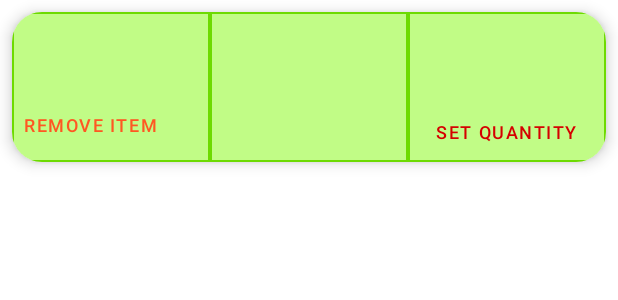
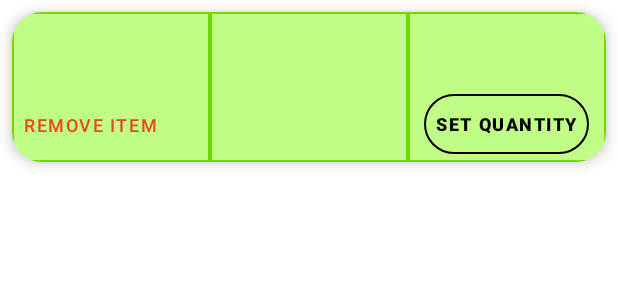
Before and after one commit to roeeavir/BHBH_BeHealthyBeHappy, an Android app: the layout list_user_item.xml on its own in the app's theme, with its tools: preview values and no code run, on a phone screen of 412 x 824 dp. Shown: the top 300 px of the screen. Run offline under Robolectric (Android 15) with nearby library versions, the phone set to English and light mode, and no system bars.

Commit message:
Added heart shaped rating bars. Added water glass button.

```diff
--- /dev/null
+++ b/app/src/main/res/drawable/black_heart_full.xml
@@ -0,0 +1,22 @@
+<?xml version="1.0" encoding="utf-8"?>
+
+<!-- This is the rating bar drawable that is used to
+show a unfilled cookie. -->
+<selector
+    xmlns:android="http://schemas.android.com/apk/res/android">
+
+    <item android:state_pressed="true"
+        android:state_window_focused="true"
+        android:drawable="@drawable/black_heart_s" />
+
+    <item android:state_focused="true"
+        android:state_window_focused="true"
+        android:drawable="@drawable/black_heart_s" />
+
+    <item android:state_selected="true"
+        android:state_window_focused="true"
+        android:drawable="@drawable/black_heart_s" />
+
+    <item android:drawable="@drawable/black_heart_s" />
+
+</selector>
--- /dev/null
+++ b/app/src/main/res/drawable/black_hearts_rating_bar.xml
@@ -0,0 +1,7 @@
+<?xml version="1.0" encoding="utf-8"?>
+<layer-list xmlns:android="http://schemas.android.com/apk/res/android">
+    <item android:id="@android:id/secondaryProgress"
+        android:drawable="@drawable/heart_empty" />
+    <item android:id="@android:id/progress"
+        android:drawable="@drawable/black_heart_full" />
+</layer-list>
--- /dev/null
+++ b/app/src/main/res/drawable/heart_empty.xml
@@ -0,0 +1,25 @@
+<?xml version="1.0" encoding="utf-8"?>
+
+<!-- This is the rating bar drawable that is used to
+ show a filled cookie. -->
+<selector
+    xmlns:android="http://schemas.android.com/apk/res/android">
+
+    <item android:state_pressed="true"
+        android:state_window_focused="true"
+        android:drawable="@drawable/empty_heart"
+
+        />
+
+    <item android:state_focused="true"
+        android:state_window_focused="true"
+        android:drawable="@drawable/empty_heart"
+        />
+
+    <item android:state_selected="true"
+        android:state_window_focused="true"
+        android:drawable="@drawable/empty_heart" />
+
+    <item android:drawable="@drawable/empty_heart" />
+
+</selector>
--- /dev/null
+++ b/app/src/main/res/drawable/red_heart_full.xml
@@ -0,0 +1,22 @@
+<?xml version="1.0" encoding="utf-8"?>
+
+<!-- This is the rating bar drawable that is used to
+show a unfilled cookie. -->
+<selector
+    xmlns:android="http://schemas.android.com/apk/res/android">
+
+    <item android:state_pressed="true"
+        android:state_window_focused="true"
+        android:drawable="@drawable/red_heart_s" />
+
+    <item android:state_focused="true"
+        android:state_window_focused="true"
+        android:drawable="@drawable/red_heart_s" />
+
+    <item android:state_selected="true"
+        android:state_window_focused="true"
+        android:drawable="@drawable/red_heart_s" />
+
+    <item android:drawable="@drawable/red_heart_s" />
+
+</selector>
--- /dev/null
+++ b/app/src/main/res/drawable/red_hearts_rating_bar.xml
@@ -0,0 +1,7 @@
+<?xml version="1.0" encoding="utf-8"?>
+<layer-list xmlns:android="http://schemas.android.com/apk/res/android">
+    <item android:id="@android:id/secondaryProgress"
+        android:drawable="@drawable/heart_empty" />
+    <item android:id="@android:id/progress"
+        android:drawable="@drawable/red_heart_full" />
+</layer-list>
--- a/app/src/main/res/layout/list_user_item.xml
+++ b/app/src/main/res/layout/list_user_item.xml
@@ -44,7 +44,7 @@
                 android:minWidth="10dp"
                 android:minHeight="10dp"
                 android:text="@string/remove_item"
-                android:textColor="@color/orange_500"
+                android:textColor="@color/orange_700"
                 android:textSize="12sp" />
 
         </RelativeLayout>
@@ -54,33 +54,35 @@
             android:id="@+id/listUserItem_RLT_background2"
             android:layout_width="0dp"
             android:layout_height="match_parent"
-            android:gravity="center"
+            android:gravity="center_horizontal"
             android:layout_weight="1"
             android:background="@drawable/item_list_background_green">
 
 
             <androidx.appcompat.widget.AppCompatRatingBar
                 android:id="@+id/listUserItem_RTB_redHearts"
-                style="@style/Widget.AppCompat.RatingBar.Small"
-                android:layout_width="wrap_content"
+                style="@style/myRedHeartRatingBar"
+                android:layout_width="match_parent"
                 android:layout_height="wrap_content"
                 android:layout_centerHorizontal="true"
                 android:layout_alignParentTop="true"
                 android:layout_margin="5dp"
                 android:rating="0"
-                android:theme="@style/RatingBarRedHearts"
+                android:scaleY="0.8"
+                android:scaleX="0.8"
                 android:visibility="gone" />
 
             <androidx.appcompat.widget.AppCompatRatingBar
                 android:id="@+id/listUserItem_RTB_blackHearts"
-                style="@style/Widget.AppCompat.RatingBar.Small"
+                style="@style/myBlackHeartRatingBar"
                 android:layout_width="wrap_content"
                 android:layout_height="wrap_content"
                 android:layout_below="@id/listUserItem_RTB_redHearts"
                 android:layout_centerHorizontal="true"
                 android:layout_margin="5dp"
                 android:rating="0"
-                android:theme="@style/RatingBarBlackHearts"
+                android:scaleY="0.8"
+                android:scaleX="0.8"
                 android:visibility="gone"
                 />
 
@@ -119,6 +121,7 @@
                 android:layout_width="wrap_content"
                 android:layout_height="wrap_content"
                 android:layout_centerHorizontal="true"
+                android:gravity="center"
                 android:layout_below="@+id/listUserItem_RTB_greenStars"
                 android:layout_marginStart="10dp"
                 android:layout_marginTop="4dp"
@@ -167,7 +170,12 @@
                 android:minWidth="10dp"
                 android:minHeight="10dp"
                 android:text="@string/set_quantity"
-                android:textColor="@color/red_a700"
+                android:textColor="@color/black"
+                android:textStyle="bold"
+                app:strokeWidth="1dp"
+                android:layout_margin="5dp"
+                app:strokeColor="@color/black"
+                app:cornerRadius="20dp"
                 android:textSize="12sp" />
 
         </RelativeLayout>
--- a/app/src/main/res/values-night/themes.xml
+++ b/app/src/main/res/values-night/themes.xml
@@ -27,19 +27,18 @@
         <item name="colorControlActivated">@color/green_700</item>
     </style>
 
-    <style name="RatingBarRedHearts" parent="Theme.AppCompat">
-        <item name="colorControlNormal">@color/transparent</item>
-        <item name="colorControlActivated">@color/red_a700</item>
+
+
+    <style name="myRedHeartRatingBar" parent="@style/Widget.AppCompat.RatingBar.Small">
+        <item name="android:progressDrawable">@drawable/red_hearts_rating_bar</item>
+        <item name="android:minHeight">23dp</item>
+        <item name="android:maxHeight">25dp</item>
     </style>
 
-    <style name="RatingBarBlackHearts" parent="Theme.AppCompat">
-        <item name="colorControlNormal">@color/transparent</item>
-        <item name="colorControlActivated">@color/black</item>
-    </style>
-
-    <style name="myRatingBar" parent="@style/Widget.AppCompat.RatingBar.Small">
-        <item name="android:progressDrawable">@drawable/ratingbar_heart</item>
-        <item name="android:indeterminateDrawable">@drawable/ratingbar_heart</item>
+    <style name="myBlackHeartRatingBar" parent="@style/Widget.AppCompat.RatingBar.Small">
+        <item name="android:progressDrawable">@drawable/black_hearts_rating_bar</item>
+        <item name="android:minHeight">23dp</item>
+        <item name="android:maxHeight">25dp</item>
     </style>
 
 
--- a/app/src/main/res/values/themes.xml
+++ b/app/src/main/res/values/themes.xml
@@ -27,19 +27,18 @@
         <item name="colorControlActivated">@color/green_700</item>
     </style>
 
-    <style name="RatingBarRedHearts" parent="Theme.AppCompat">
-        <item name="colorControlNormal">@color/transparent</item>
-        <item name="colorControlActivated">@color/red_a700</item>
+
+
+    <style name="myRedHeartRatingBar" parent="@style/Widget.AppCompat.RatingBar.Small">
+        <item name="android:progressDrawable">@drawable/red_hearts_rating_bar</item>
+        <item name="android:minHeight">23dp</item>
+        <item name="android:maxHeight">25dp</item>
     </style>
 
-    <style name="RatingBarBlackHearts" parent="Theme.AppCompat">
-        <item name="colorControlNormal">@color/transparent</item>
-        <item name="colorControlActivated">@color/black</item>
-    </style>
-
-    <style name="myRatingBar" parent="@style/Widget.AppCompat.RatingBar.Small">
-        <item name="android:progressDrawable">@drawable/ratingbar_heart</item>
-        <item name="android:indeterminateDrawable">@drawable/ratingbar_heart</item>
+    <style name="myBlackHeartRatingBar" parent="@style/Widget.AppCompat.RatingBar.Small">
+        <item name="android:progressDrawable">@drawable/black_hearts_rating_bar</item>
+        <item name="android:minHeight">23dp</item>
+        <item name="android:maxHeight">25dp</item>
     </style>
 
     <style name="GreenTheme" parent="FirebaseUI">
```
Also changed, not shown: app/src/main/AndroidManifest.xml (+9 -4 lines), app/src/main/java/com/example/bhbh_behealthybehappy/Controllers/SearchViewController.java (+34 -19 lines), app/src/main/java/com/example/bhbh_behealthybehappy/Fragments/HomeFragment.java (+31 -9 lines), app/src/main/java/com/example/bhbh_behealthybehappy/Models/UserItemEntry.java (+3 -13 lines), app/src/main/java/com/example/bhbh_behealthybehappy/Utils/ItemAdapter.java (+14 -14 lines), app/src/main/java/com/example/bhbh_behealthybehappy/Utils/UserItemAdapter.java (+2 -11 lines), app/src/main/res/drawable/ratingbar_heart.xml (deleted, +0 -33 lines), app/src/main/res/layout/list_item.xml (+34 -28 lines), app/src/main/res/drawable/black_heart_s.png (added), app/src/main/res/drawable/empty_heart.png (added), app/src/main/res/drawable/red_heart_s.png (added).
